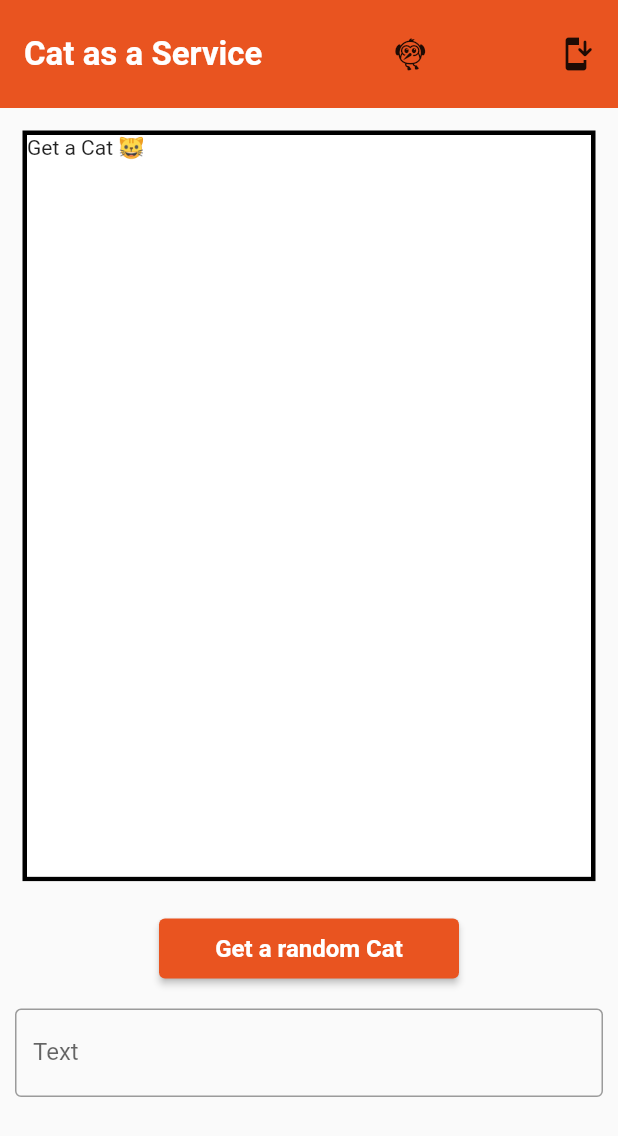
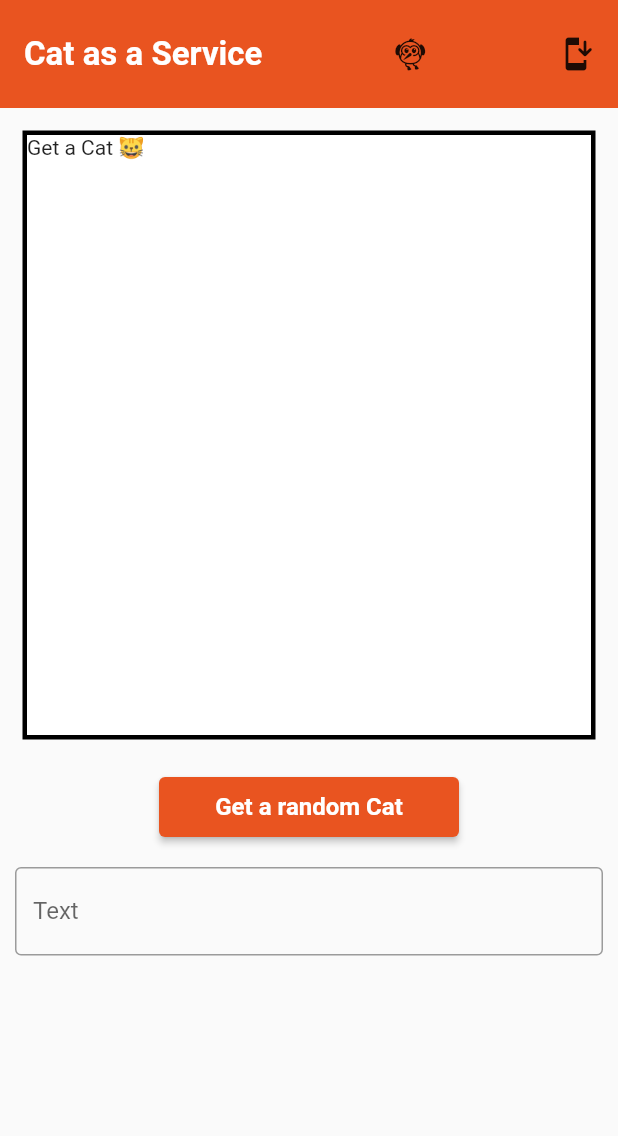
Before and after one commit to cardosoOReis/cataas, a Flutter app: the screen it shows after launch, on a phone screen of 412 x 824 dp. Shown: the top 1136 px of the screen. Run offline on Flutter 3.47's test engine with Material 2 defaults, Android fonts, the phone set to English and light mode, and no system bars; our stand-ins replace bloc, dartz, dio, equatable, flutter_bloc, get_it and 1 more; missing offline and left inert: image_downloader.

Commit message:
added dynamic loading

```diff
--- a/lib/features/cataas/presentation/atomic/atoms/cat_display_atom.dart
+++ b/lib/features/cataas/presentation/atomic/atoms/cat_display_atom.dart
@@ -1,4 +1,5 @@
 import 'package:cataas/features/cataas/domain/entities/cat_entity.dart';
+import 'package:cataas/features/cataas/presentation/atomic/atoms/loading_widget_atom.dart';
 import 'package:flutter/material.dart';
 
 class CatDisplayAtom extends StatelessWidget {
@@ -7,6 +8,20 @@ class CatDisplayAtom extends StatelessWidget {
 
   @override
   Widget build(BuildContext context) {
-    return Image.network(catEntity.url);
+    return Image.network(
+      catEntity.url,
+      loadingBuilder: (context, child, loadingProgress) {
+        if (loadingProgress == null) {
+          return child;
+        }
+
+        return LoadingWidgetAtom(
+          value: loadingProgress.expectedTotalBytes != null
+              ? loadingProgress.cumulativeBytesLoaded /
+                  loadingProgress.expectedTotalBytes!
+              : null,
+        );
+      },
+    );
   }
 }
--- /dev/null
+++ b/lib/features/cataas/presentation/atomic/atoms/default_cat_text_field.dart
@@ -0,0 +1,31 @@
+import 'package:cataas/features/cataas/presentation/utils/app_colors.dart';
+import 'package:flutter/material.dart';
+
+class DefaultCatTextField extends StatefulWidget {
+  final String labelText;
+  final String hintText;
+  final void Function(String) onValueChanged;
+  const DefaultCatTextField({
+    Key? key,
+    required this.labelText,
+    required this.hintText,
+    required this.onValueChanged,
+  }) : super(key: key);
+
+  @override
+  State<DefaultCatTextField> createState() => _DefaultCatTextFieldState();
+}
+
+class _DefaultCatTextFieldState extends State<DefaultCatTextField> {
+  @override
+  Widget build(BuildContext context) {
+    return TextField(
+      decoration: InputDecoration(
+        labelText: widget.labelText,
+        hintText: widget.hintText,
+        // TODO -> Give border color to the text field
+        border: OutlineInputBorder(),
+      ),
+    );
+  }
+}
--- /dev/null
+++ b/lib/features/cataas/presentation/atomic/atoms/get_random_cat_button_atom.dart
@@ -0,0 +1,29 @@
+import 'package:flutter/material.dart';
+import 'package:flutter/src/widgets/framework.dart';
+import 'package:flutter/src/widgets/placeholder.dart';
+
+class GetRandomCatButtonAtom extends StatelessWidget {
+  final void Function() onTap;
+  final String title;
+  final Color backgroundColor;
+  const GetRandomCatButtonAtom({
+    super.key,
+    required this.onTap,
+    required this.title,
+    required this.backgroundColor,
+  });
+
+  @override
+  Widget build(BuildContext context) {
+    return ElevatedButton(
+      onPressed: () => onTap(),
+      child: Text(
+        title,
+        style: TextStyle(fontSize: 16, fontWeight: FontWeight.w700),
+      ),
+      style: ButtonStyle(
+        backgroundColor: MaterialStatePropertyAll<Color>(backgroundColor),
+      ),
+    );
+  }
+}
--- a/lib/features/cataas/presentation/atomic/atoms/loading_widget_atom.dart
+++ b/lib/features/cataas/presentation/atomic/atoms/loading_widget_atom.dart
@@ -2,12 +2,16 @@ import 'package:cataas/features/cataas/presentation/utils/app_colors.dart';
 import 'package:flutter/material.dart';
 
 class LoadingWidgetAtom extends StatelessWidget {
-  const LoadingWidgetAtom({Key? key}) : super(key: key);
+  final double? value;
+  const LoadingWidgetAtom({Key? key, this.value}) : super(key: key);
 
   @override
   Widget build(BuildContext context) {
-    return CircularProgressIndicator(
-      color: AppColors.primary,
+    return Center(
+      child: CircularProgressIndicator(
+        color: AppColors.primary,
+        value: value,
+      ),
     );
   }
 }
--- /dev/null
+++ b/lib/features/cataas/presentation/atomic/organisms/cat_controls_organism.dart
@@ -0,0 +1,45 @@
+import 'package:cataas/features/cataas/presentation/atomic/atoms/default_cat_text_field.dart';
+import 'package:flutter/material.dart';
+
+import '../../utils/app_colors.dart';
+import '../atoms/get_random_cat_button_atom.dart';
+
+class CatControlsOrganism extends StatefulWidget {
+  final void Function() onGetRandomCatButtonTap;
+  final void Function(String text) onTextTextFieldChanged;
+  const CatControlsOrganism({
+    Key? key,
+    required this.onGetRandomCatButtonTap,
+    required this.onTextTextFieldChanged,
+  }) : super(key: key);
+
+  @override
+  State<CatControlsOrganism> createState() => _CatControlsOrganismState();
+}
+
+class _CatControlsOrganismState extends State<CatControlsOrganism> {
+  @override
+  Widget build(BuildContext context) {
+    return Column(
+      children: [
+        Padding(
+          padding: const EdgeInsets.symmetric(vertical: 20),
+          child: SizedBox(
+            width: 200,
+            height: 40,
+            child: GetRandomCatButtonAtom(
+              onTap: widget.onGetRandomCatButtonTap,
+              title: 'Get a random Cat',
+              backgroundColor: AppColors.primary,
+            ),
+          ),
+        ),
+        DefaultCatTextField(
+          labelText: 'Text',
+          hintText: 'Add some text to your cat image.',
+          onValueChanged: widget.onTextTextFieldChanged,
+        ),
+      ],
+    );
+  }
+}
--- a/lib/features/cataas/presentation/pages/cat_page.dart
+++ b/lib/features/cataas/presentation/pages/cat_page.dart
@@ -1,7 +1,9 @@
 import 'package:cataas/features/cataas/presentation/atomic/atoms/app_bar_icon.dart';
 import 'package:cataas/features/cataas/presentation/atomic/atoms/cat_display_atom.dart';
+import 'package:cataas/features/cataas/presentation/atomic/atoms/get_random_cat_button_atom.dart';
 import 'package:cataas/features/cataas/presentation/atomic/atoms/loading_widget_atom.dart';
 import 'package:cataas/features/cataas/presentation/atomic/atoms/messaage_display_atom.dart';
+import 'package:cataas/features/cataas/presentation/atomic/organisms/cat_controls_organism.dart';
 import 'package:cataas/features/cataas/presentation/cubits/cat_cubit.dart';
 import 'package:cataas/features/cataas/presentation/utils/app_colors.dart';
 import 'package:cataas/service_locator.dart';
@@ -14,7 +16,7 @@ class CatPage extends StatelessWidget {
 
   @override
   Widget build(BuildContext context) {
-    final dimens = MediaQuery.of(context).size;
+    // final dimens = MediaQuery.of(context).size;
 
     return Scaffold(
       appBar: DefaultCatAppBarMolecule(
@@ -30,9 +32,7 @@ class CatPage extends StatelessWidget {
           ),
         ],
       ),
-      body: BlocProvider(
-        create: (_) => sl<CatCubit>(),
-        child: SingleChildScrollView(
+      body: SingleChildScrollView(
         child: Padding(
           padding: const EdgeInsets.all(10.0),
           child: Column(
@@ -56,7 +56,7 @@ class CatPage extends StatelessWidget {
                     ),
                   ),
                   child: SizedBox(
-                      height: dimens.height * 0.6,
+                    height: 400,
                     width: double.maxFinite,
                     child: BlocBuilder<CatCubit, CatState>(
                       builder: (context, state) {
@@ -83,61 +83,15 @@ class CatPage extends StatelessWidget {
                   ),
                 ),
               ),
-                CatControls(),
+              CatControlsOrganism(
+                onGetRandomCatButtonTap:
+                    BlocProvider.of<CatCubit>(context).onGetRandomCatButtonTap,
+                onTextTextFieldChanged: (text) => null,
+              ),
             ],
-            ),
           ),
         ),
       ),
     );
   }
 }
-
-// ignore: prefer-single-widget-per-file
-class CatControls extends StatefulWidget {
-  const CatControls({super.key});
-
-  @override
-  State<CatControls> createState() => _CatControlsState();
-}
-
-class _CatControlsState extends State<CatControls> {
-  String inputTextField = '';
-
-  @override
-  Widget build(BuildContext context) {
-    return Column(
-      children: [
-        Padding(
-          padding: const EdgeInsets.symmetric(vertical: 20),
-          child: SizedBox(
-            width: 200,
-            height: 40,
-            child: ElevatedButton(
-              onPressed:
-                  BlocProvider.of<CatCubit>(context).onGetRandomCatButtonTap,
-              child: Text(
-                'Get a random Cat',
-                style: TextStyle(fontSize: 16, fontWeight: FontWeight.w700),
-              ),
-              style: ButtonStyle(
-                backgroundColor:
-                    MaterialStatePropertyAll<Color>(AppColors.primary),
-              ),
-            ),
-          ),
-        ),
-        TextField(
-          decoration: InputDecoration(
-            labelText: 'Text',
-            hintText: 'Add some text to your cat image.',
-            border: OutlineInputBorder(),
-          ),
-          onChanged: (value) {
-            inputTextField = value;
-          },
-        ),
-      ],
-    );
-  }
-}
--- a/lib/main.dart
+++ b/lib/main.dart
@@ -1,19 +1,24 @@
+import 'package:cataas/features/cataas/presentation/cubits/cat_cubit.dart';
 import 'package:cataas/features/cataas/presentation/pages/cat_page.dart';
 import 'package:cataas/service_locator.dart';
 import 'package:flutter/material.dart';
+import 'package:flutter_bloc/flutter_bloc.dart';
 
 void main() {
   initServices();
-  runApp(const MyApp());
+  runApp(const Main());
 }
 
-class MyApp extends StatelessWidget {
-  const MyApp({super.key});
+class Main extends StatelessWidget {
+  const Main({super.key});
 
   @override
   Widget build(BuildContext context) {
     return MaterialApp(
-      home: CatPage(),
+      home: BlocProvider(
+        create: (context) => sl<CatCubit>(),
+        child: CatPage(),
+      ),
       title: 'Cat as a Service',
       theme: ThemeData(primaryColor: Color.fromRGBO(233, 84, 32, 1)),
     );
```
Lines whose indentation alone changed are shown as unchanged.
